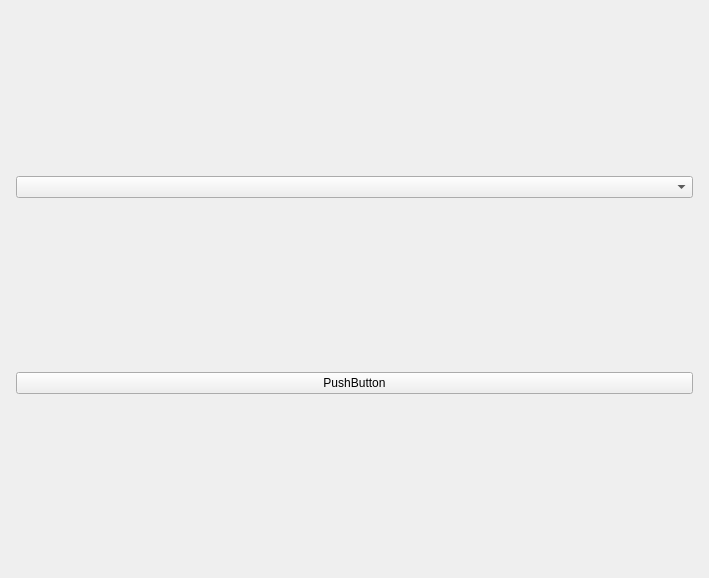
First picture: the form in src/ui/main/window.ui, repository luanws/amplifier-circuits, before the edit.
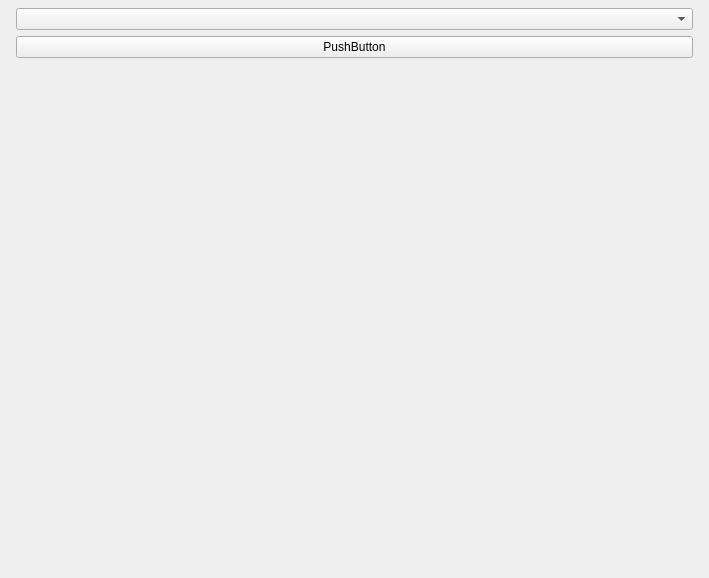
Second picture: the form after the edit.

Commit message: feat(main): output widgets

```diff
--- a/src/ui/main/window.ui
+++ b/src/ui/main/window.ui
@@ -54,6 +54,16 @@
       </property>
      </widget>
     </item>
+    <item>
+     <widget class="QWidget" name="widget" native="true">
+      <property name="sizePolicy">
+       <sizepolicy hsizetype="Preferred" vsizetype="Expanding">
+        <horstretch>0</horstretch>
+        <verstretch>0</verstretch>
+       </sizepolicy>
+      </property>
+     </widget>
+    </item>
    </layout>
   </widget>
   <action name="actionSair">
```
Left out of the diff: 13 changed lines with no effect on the pictures. The commit also changes 5 other files.
